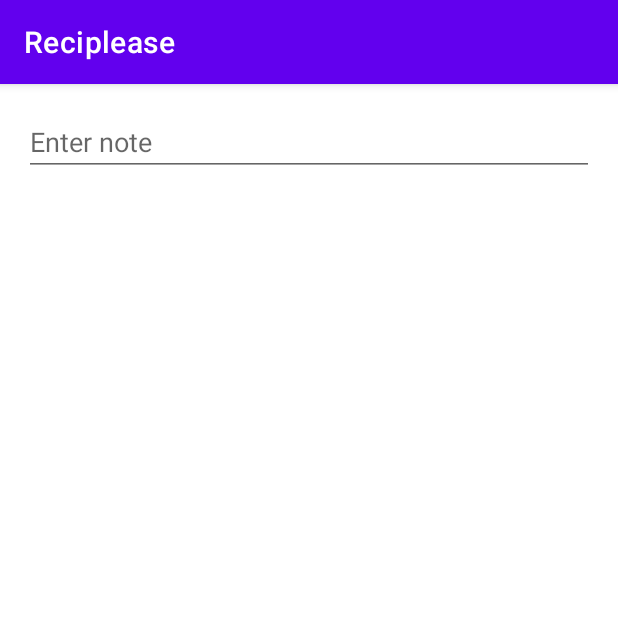
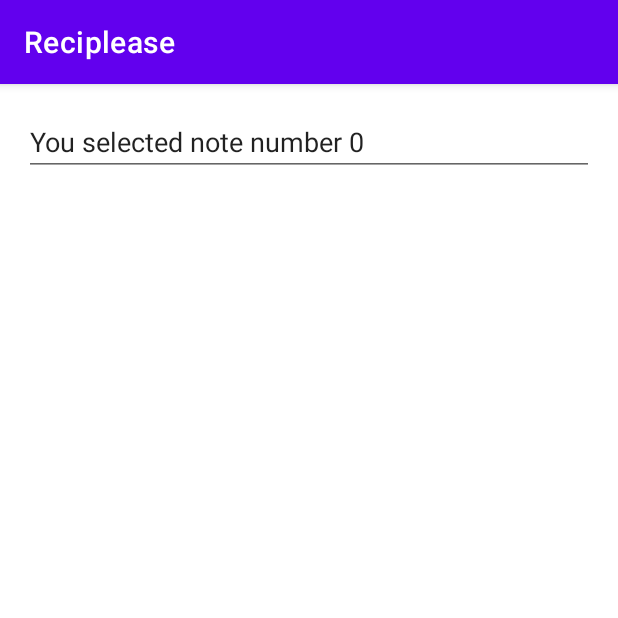
Before and after one commit to Mangoshi/Reciplease, an Android app: the EditorFragment screen opened through its navigation route, on a phone screen of 412 x 824 dp, the top half of it. Run offline under Robolectric (Android 15) with nearby library versions, the phone set to English and light mode, and no system bars.

Commit message:
Can now pass selected data to a fragment

```diff
--- a/app/src/main/java/com/example/reciplease_ca/EditorFragment.kt
+++ b/app/src/main/java/com/example/reciplease_ca/EditorFragment.kt
@@ -6,16 +6,22 @@ import androidx.fragment.app.Fragment
 import android.view.LayoutInflater
 import android.view.View
 import android.view.ViewGroup
+import androidx.navigation.fragment.navArgs
+import com.example.reciplease_ca.databinding.EditorFragmentBinding
 
 class EditorFragment : Fragment() {
 
     private lateinit var viewModel: EditorViewModel
+    private val args: EditorFragmentArgs by navArgs()
+    private lateinit var binding: EditorFragmentBinding
 
     override fun onCreateView(
         inflater: LayoutInflater, container: ViewGroup?,
         savedInstanceState: Bundle?
     ): View? {
-        return inflater.inflate(R.layout.editor_fragment, container, false)
+        binding = EditorFragmentBinding.inflate(inflater, container, false)
+        binding.editor.setText("You selected note number ${args.noteid}")
+        return binding.root
     }
 
     override fun onActivityCreated(savedInstanceState: Bundle?) {
--- a/app/src/main/java/com/example/reciplease_ca/MainFragment.kt
+++ b/app/src/main/java/com/example/reciplease_ca/MainFragment.kt
@@ -8,6 +8,7 @@ import android.view.ViewGroup
 import androidx.fragment.app.Fragment
 import androidx.lifecycle.Observer
 import androidx.lifecycle.ViewModelProvider
+import androidx.navigation.fragment.findNavController
 import androidx.recyclerview.widget.DividerItemDecoration
 import androidx.recyclerview.widget.LinearLayoutManager
 import com.example.reciplease_ca.databinding.MainFragmentBinding
@@ -51,5 +52,7 @@ class MainFragment : Fragment(),
 
     override fun onItemClick(noteId: Int) {
         Log.i(TAG, "onItemClick: received note id $noteId")
+        val action = MainFragmentDirections.actionEditNote(noteId)
+        findNavController().navigate(action)
     }
 }
--- a/app/src/main/res/navigation/nav_graph.xml
+++ b/app/src/main/res/navigation/nav_graph.xml
@@ -18,5 +18,10 @@
         android:id="@+id/editorFragment"
         android:name="com.example.reciplease_ca.EditorFragment"
         android:label="editor_fragment"
-        tools:layout="@layout/editor_fragment" />
+        tools:layout="@layout/editor_fragment" >
+        <argument
+            android:name="noteid"
+            app:argType="integer"
+            android:defaultValue="0" />
+    </fragment>
 </navigation>
```
